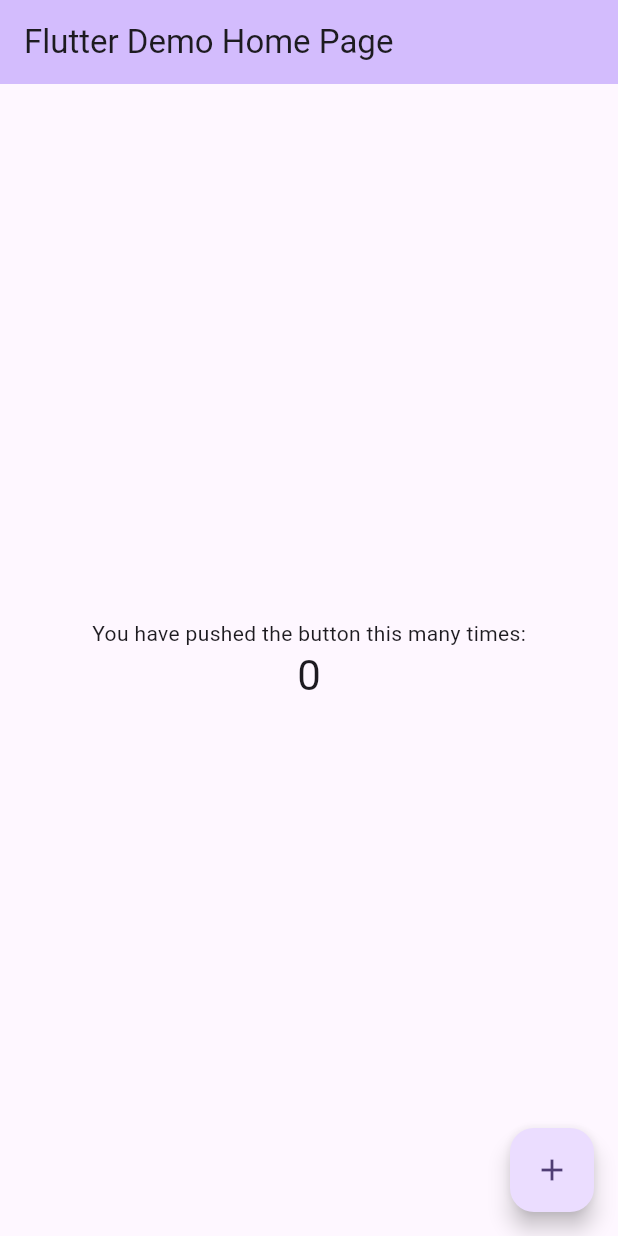
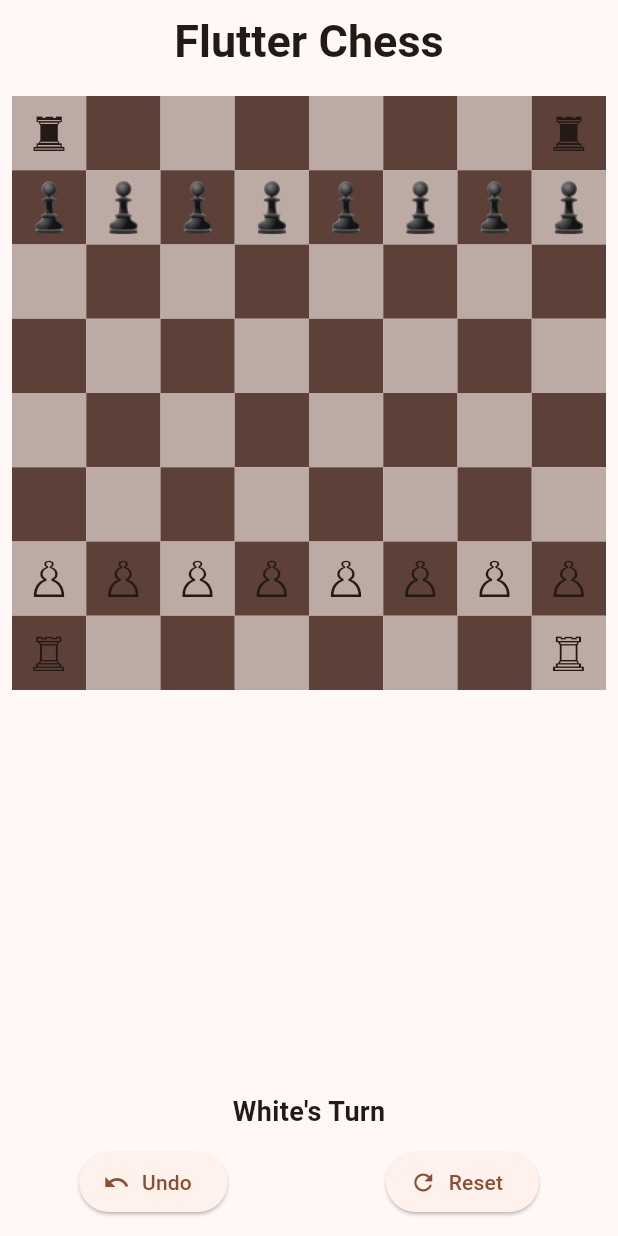
Before and after one commit to abhinavshr/flutter-chess-app, a Flutter app: the screen it shows after launch, on a phone screen of 412 x 824 dp. Run offline on Flutter 3.47's test engine with Material 3 defaults, Android fonts, the phone set to English and light mode, and no system bars.

Commit message:
Add chessboard UI with light and dark squares

```diff
--- /dev/null
+++ b/lib/board.dart
@@ -0,0 +1,123 @@
+import 'package:flutter/material.dart';
+
+class ChessBoardScreen extends StatefulWidget {
+  @override
+  State<ChessBoardScreen> createState() => _ChessBoardScreenState();
+}
+
+class _ChessBoardScreenState extends State<ChessBoardScreen> {
+  List<List<String?>> board = List.generate(8, (_) => List.filled(8, null));
+  bool whiteTurn = true;
+
+  @override
+  void initState() {
+    super.initState();
+    _initDummyBoard();
+  }
+
+  void _initDummyBoard() {
+    board[1] = List.filled(8, "♟");
+    board[6] = List.filled(8, "♙");
+    board[0][0] = board[0][7] = "♜";
+    board[7][0] = board[7][7] = "♖";
+  }
+
+  void _onTap(int r, int c) {
+    setState(() {
+      whiteTurn = !whiteTurn;
+    });
+  }
+
+  Widget buildBoard() {
+    return AspectRatio(
+      aspectRatio: 1,
+      child: GridView.builder(
+        itemCount: 64,
+        gridDelegate: const SliverGridDelegateWithFixedCrossAxisCount(
+          crossAxisCount: 8,
+        ),
+        itemBuilder: (context, index) {
+          int r = index ~/ 8;
+          int c = index % 8;
+          bool isLight = (r + c) % 2 == 0;
+          Color color = isLight ? Colors.brown.shade200 : Colors.brown.shade700;
+          String? piece = board[r][c];
+
+          return GestureDetector(
+            onTap: () => _onTap(r, c),
+            child: Container(
+              color: color,
+              child: Center(
+                child: Text(
+                  piece ?? '',
+                  style: const TextStyle(fontSize: 32),
+                ),
+              ),
+            ),
+          );
+        },
+      ),
+    );
+  }
+
+  Widget buildControls() {
+    return Column(
+      children: [
+        Text(
+          whiteTurn ? "White's Turn" : "Black's Turn",
+          style: const TextStyle(fontSize: 18, fontWeight: FontWeight.bold),
+        ),
+        const SizedBox(height: 10),
+        Row(
+          mainAxisAlignment: MainAxisAlignment.spaceAround,
+          children: [
+            ElevatedButton.icon(
+              icon: const Icon(Icons.undo),
+              label: const Text("Undo"),
+              onPressed: () {},
+            ),
+            ElevatedButton.icon(
+              icon: const Icon(Icons.refresh),
+              label: const Text("Reset"),
+              onPressed: () {
+                setState(() {
+                  _initDummyBoard();
+                  whiteTurn = true;
+                });
+              },
+            ),
+          ],
+        ),
+      ],
+    );
+  }
+
+  @override
+  Widget build(BuildContext context) {
+    return Scaffold(
+      appBar: AppBar(
+        centerTitle: true,
+          title: const Text(
+            "Flutter Chess",
+            style: TextStyle(
+              fontWeight: FontWeight.bold,
+              fontSize: 30,
+            ),
+          )
+      ),
+      body: Column(
+        children: [
+          Expanded(
+            child: Padding(
+              padding: const EdgeInsets.all(8.0),
+              child: buildBoard(),
+            ),
+          ),
+          const SizedBox(height: 8),
+          buildControls(),
+          const SizedBox(height: 12),
+        ],
+      ),
+    );
+  }
+}
--- a/lib/main.dart
+++ b/lib/main.dart
@@ -1,122 +1,19 @@
+import 'package:chess/board.dart';
 import 'package:flutter/material.dart';
 
-void main() {
-  runApp(const MyApp());
-}
+void main() => runApp(ChessApp());
 
-class MyApp extends StatelessWidget {
-  const MyApp({super.key});
-
-  // This widget is the root of your application.
+class ChessApp extends StatelessWidget {
   @override
-  Widget build(BuildContext context) {
+  Widget build(BuildContext context){
     return MaterialApp(
-      title: 'Flutter Demo',
+      debugShowCheckedModeBanner: false,
+      title: 'Flutter Chess App',
       theme: ThemeData(
-        // This is the theme of your application.
-        //
-        // TRY THIS: Try running your application with "flutter run". You'll see
-        // the application has a purple toolbar. Then, without quitting the app,
-        // try changing the seedColor in the colorScheme below to Colors.green
-        // and then invoke "hot reload" (save your changes or press the "hot
-        // reload" button in a Flutter-supported IDE, or press "r" if you used
-        // the command line to start the app).
-        //
-        // Notice that the counter didn't reset back to zero; the application
-        // state is not lost during the reload. To reset the state, use hot
-        // restart instead.
-        //
-        // This works for code too, not just values: Most code changes can be
-        // tested with just a hot reload.
-        colorScheme: ColorScheme.fromSeed(seedColor: Colors.deepPurple),
+        useMaterial3: true,
+        colorSchemeSeed: Colors.brown,
       ),
-      home: const MyHomePage(title: 'Flutter Demo Home Page'),
+      home: ChessBoardScreen(),
     );
   }
 }
-
-class MyHomePage extends StatefulWidget {
-  const MyHomePage({super.key, required this.title});
-
-  // This widget is the home page of your application. It is stateful, meaning
-  // that it has a State object (defined below) that contains fields that affect
-  // how it looks.
-
-  // This class is the configuration for the state. It holds the values (in this
-  // case the title) provided by the parent (in this case the App widget) and
-  // used by the build method of the State. Fields in a Widget subclass are
-  // always marked "final".
-
-  final String title;
-
-  @override
-  State<MyHomePage> createState() => _MyHomePageState();
-}
-
-class _MyHomePageState extends State<MyHomePage> {
-  int _counter = 0;
-
-  void _incrementCounter() {
-    setState(() {
-      // This call to setState tells the Flutter framework that something has
-      // changed in this State, which causes it to rerun the build method below
-      // so that the display can reflect the updated values. If we changed
-      // _counter without calling setState(), then the build method would not be
-      // called again, and so nothing would appear to happen.
-      _counter++;
-    });
-  }
-
-  @override
-  Widget build(BuildContext context) {
-    // This method is rerun every time setState is called, for instance as done
-    // by the _incrementCounter method above.
-    //
-    // The Flutter framework has been optimized to make rerunning build methods
-    // fast, so that you can just rebuild anything that needs updating rather
-    // than having to individually change instances of widgets.
-    return Scaffold(
-      appBar: AppBar(
-        // TRY THIS: Try changing the color here to a specific color (to
-        // Colors.amber, perhaps?) and trigger a hot reload to see the AppBar
-        // change color while the other colors stay the same.
-        backgroundColor: Theme.of(context).colorScheme.inversePrimary,
-        // Here we take the value from the MyHomePage object that was created by
-        // the App.build method, and use it to set our appbar title.
-        title: Text(widget.title),
-      ),
-      body: Center(
-        // Center is a layout widget. It takes a single child and positions it
-        // in the middle of the parent.
-        child: Column(
-          // Column is also a layout widget. It takes a list of children and
-          // arranges them vertically. By default, it sizes itself to fit its
-          // children horizontally, and tries to be as tall as its parent.
-          //
-          // Column has various properties to control how it sizes itself and
-          // how it positions its children. Here we use mainAxisAlignment to
-          // center the children vertically; the main axis here is the vertical
-          // axis because Columns are vertical (the cross axis would be
-          // horizontal).
-          //
-          // TRY THIS: Invoke "debug painting" (choose the "Toggle Debug Paint"
-          // action in the IDE, or press "p" in the console), to see the
-          // wireframe for each widget.
-          mainAxisAlignment: MainAxisAlignment.center,
-          children: <Widget>[
-            const Text('You have pushed the button this many times:'),
-            Text(
-              '$_counter',
-              style: Theme.of(context).textTheme.headlineMedium,
-            ),
-          ],
-        ),
-      ),
-      floatingActionButton: FloatingActionButton(
-        onPressed: _incrementCounter,
-        tooltip: 'Increment',
-        child: const Icon(Icons.add),
-      ), // This trailing comma makes auto-formatting nicer for build methods.
-    );
-  }
-}
```
Also changed, not shown: 1 other file.
